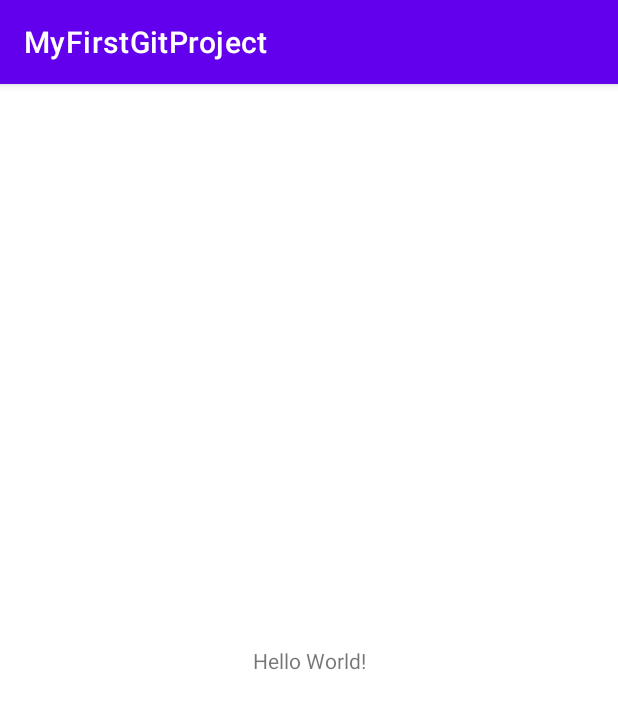
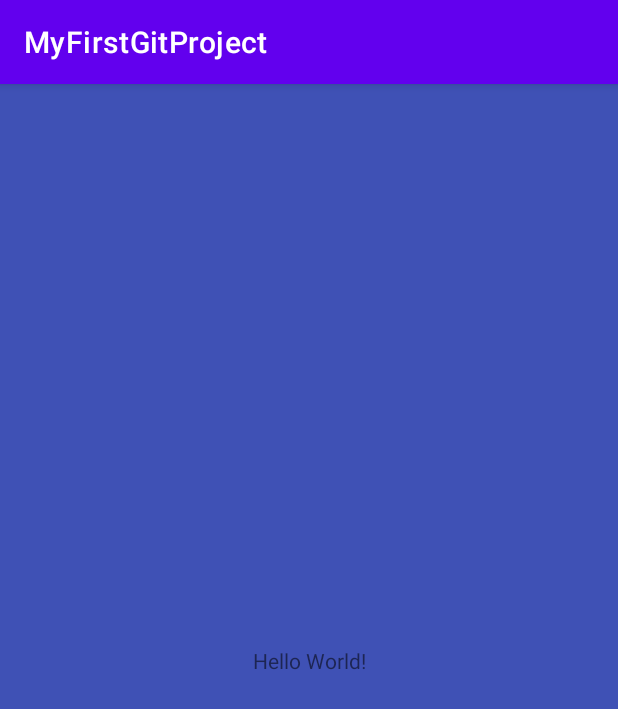
Before and after one commit to MaksymVovk7/AndroidStudioFirstGitProject, an Android app: the screen it shows after launch (MainActivity), on a phone screen of 412 x 824 dp. Shown: the top 709 px of the screen. Run offline under Robolectric (Android 15) with nearby library versions, the phone set to English and light mode, and no system bars.

Commit message:
Change background

```diff
--- a/app/src/main/res/layout/activity_main.xml
+++ b/app/src/main/res/layout/activity_main.xml
@@ -4,6 +4,7 @@
     xmlns:tools="http://schemas.android.com/tools"
     android:layout_width="match_parent"
     android:layout_height="match_parent"
+    android:background="#3F51B5"
     tools:context=".MainActivity">
 
     <TextView
```
